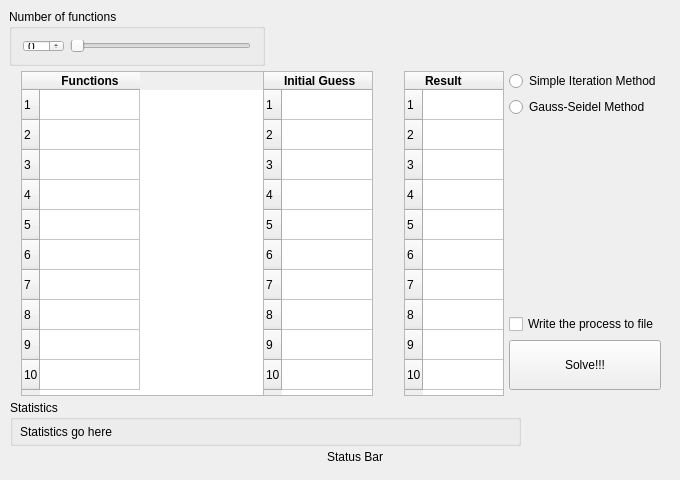
The window that Course Work OP/mainwindow.ui (hunter04d/Course-Work-OP) describes before a commit, drawn with Qt 5.
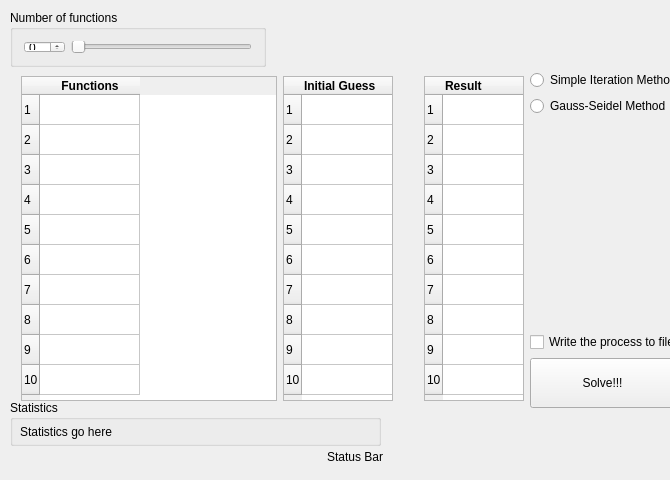
The same window after the commit.

What changed in the file:
```diff
--- a/Course Work OP/mainwindow.ui
+++ b/Course Work OP/mainwindow.ui
@@ -6,7 +6,7 @@
    <rect>
     <x>0</x>
     <y>0</y>
-    <width>680</width>
+    <width>670</width>
     <height>480</height>
    </rect>
   </property>
@@ -18,13 +18,13 @@
   </property>
   <property name="minimumSize">
    <size>
-    <width>680</width>
+    <width>670</width>
     <height>480</height>
    </size>
   </property>
   <property name="maximumSize">
    <size>
-    <width>680</width>
+    <width>670</width>
     <height>480</height>
    </size>
   </property>
@@ -35,8 +35,8 @@
    <widget class="QGroupBox" name="groupBox">
     <property name="geometry">
      <rect>
-      <x>9</x>
-      <y>9</y>
+      <x>10</x>
+      <y>10</y>
       <width>256</width>
       <height>57</height>
      </rect>
@@ -93,7 +93,7 @@
      <rect>
       <x>10</x>
       <y>400</y>
-      <width>511</width>
+      <width>371</width>
       <height>46</height>
      </rect>
     </property>
@@ -107,9 +107,9 @@
      <property name="geometry">
       <rect>
        <x>10</x>
-       <y>23</y>
-       <width>491</width>
-       <height>16</height>
+       <y>8</y>
+       <width>361</width>
+       <height>31</height>
       </rect>
      </property>
      <property name="sizePolicy">
@@ -161,28 +161,105 @@
     <property name="geometry">
      <rect>
       <x>10</x>
-      <y>60</y>
-      <width>662</width>
-      <height>341</height>
+      <y>70</y>
+      <width>719</width>
+      <height>342</height>
      </rect>
     </property>
-    <layout class="QHBoxLayout" name="horizontalLayout_4">
-     <property name="spacing">
-      <number>5</number>
-     </property>
+    <layout class="QGridLayout" name="gridLayout_2">
      <property name="sizeConstraint">
-      <enum>QLayout::SetDefaultConstraint</enum>
+      <enum>QLayout::SetFixedSize</enum>
      </property>
-     <item>
-      <layout class="QHBoxLayout" name="horizontalLayout_3">
+     <property name="topMargin">
+      <number>0</number>
+     </property>
+     <property name="horizontalSpacing">
+      <number>6</number>
+     </property>
+     <property name="verticalSpacing">
+      <number>0</number>
+     </property>
+     <item row="0" column="0">
+      <layout class="QGridLayout" name="gridLayout">
        <property name="sizeConstraint">
         <enum>QLayout::SetNoConstraint</enum>
        </property>
-       <item>
+       <property name="verticalSpacing">
+        <number>0</number>
+       </property>
+       <item row="0" column="2">
+        <widget class="QTableWidget" name="ResultsTable">
+         <property name="sizePolicy">
+          <sizepolicy hsizetype="Fixed" vsizetype="Fixed">
+           <horstretch>0</horstretch>
+           <verstretch>0</verstretch>
+          </sizepolicy>
+         </property>
+         <property name="minimumSize">
+          <size>
+           <width>100</width>
+           <height>325</height>
+          </size>
+         </property>
+         <property name="maximumSize">
+          <size>
+           <width>100</width>
+           <height>325</height>
+          </size>
+         </property>
+         <property name="styleSheet">
+          <string notr="true"/>
+         </property>
+         <property name="editTriggers">
+          <set>QAbstractItemView::NoEditTriggers</set>
+         </property>
+         <property name="selectionMode">
+          <enum>QAbstractItemView::NoSelection</enum>
+         </property>
+         <property name="rowCount">
+          <number>10</number>
+         </property>
+         <property name="columnCount">
+          <number>1</number>
+         </property>
+         <row>
+          <property name="text">
+           <string>1</string>
+          </property>
+         </row>
+         <row/>
+         <row/>
+         <row/>
+         <row/>
+         <row/>
+         <row/>
+         <row/>
+         <row/>
+         <row/>
+         <column>
+          <property name="text">
+           <string>Result</string>
+          </property>
+          <property name="font">
+           <font>
+            <weight>75</weight>
+            <bold>true</bold>
+           </font>
+          </property>
+          <property name="textAlignment">
+           <set>AlignLeading|AlignVCenter</set>
+          </property>
+         </column>
+        </widget>
+       </item>
+       <item row="0" column="0">
         <layout class="QHBoxLayout" name="horizontalLayout_2">
          <property name="sizeConstraint">
           <enum>QLayout::SetFixedSize</enum>
          </property>
+         <property name="topMargin">
+          <number>0</number>
+         </property>
          <item>
           <widget class="QTableWidget" name="FunctionsTable">
            <property name="sizePolicy">
@@ -203,6 +280,15 @@
              <height>16777215</height>
             </size>
            </property>
+           <property name="layoutDirection">
+            <enum>Qt::LeftToRight</enum>
+           </property>
+           <property name="verticalScrollBarPolicy">
+            <enum>Qt::ScrollBarAlwaysOff</enum>
+           </property>
+           <property name="horizontalScrollBarPolicy">
+            <enum>Qt::ScrollBarAlwaysOff</enum>
+           </property>
            <property name="alternatingRowColors">
             <bool>false</bool>
            </property>
@@ -309,7 +395,7 @@
          </item>
         </layout>
        </item>
-       <item>
+       <item row="0" column="1">
         <spacer name="horizontalSpacer">
          <property name="orientation">
           <enum>Qt::Horizontal</enum>
@@ -325,77 +411,18 @@
          </property>
         </spacer>
        </item>
-       <item>
-        <widget class="QTableWidget" name="ResultsTable">
-         <property name="sizePolicy">
-          <sizepolicy hsizetype="Fixed" vsizetype="Fixed">
-           <horstretch>0</horstretch>
-           <verstretch>0</verstretch>
-          </sizepolicy>
-         </property>
-         <property name="minimumSize">
-          <size>
-           <width>100</width>
-           <height>325</height>
-          </size>
-         </property>
-         <property name="maximumSize">
-          <size>
-           <width>100</width>
-           <height>325</height>
-          </size>
-         </property>
-         <property name="styleSheet">
-          <string notr="true"/>
-         </property>
-         <property name="editTriggers">
-          <set>QAbstractItemView::NoEditTriggers</set>
-         </property>
-         <property name="selectionMode">
-          <enum>QAbstractItemView::NoSelection</enum>
-         </property>
-         <property name="rowCount">
-          <number>10</number>
-         </property>
-         <property name="columnCount">
-          <number>1</number>
-         </property>
-         <row>
-          <property name="text">
-           <string>1</string>
-          </property>
-         </row>
-         <row/>
-         <row/>
-         <row/>
-         <row/>
-         <row/>
-         <row/>
-         <row/>
-         <row/>
-         <row/>
-         <column>
-          <property name="text">
-           <string>Result</string>
-          </property>
-          <property name="font">
-           <font>
-            <weight>75</weight>
-            <bold>true</bold>
-           </font>
-          </property>
-          <property name="textAlignment">
-           <set>AlignLeading|AlignVCenter</set>
-          </property>
-         </column>
-        </widget>
-       </item>
       </layout>
      </item>
-     <item>
+     <item row="0" column="1">
       <layout class="QVBoxLayout" name="verticalLayout_2">
        <item>
         <layout class="QVBoxLayout" name="verticalLayout">
+         <property name="spacing">
+          <number>6</number>
+         </property>
+         <property name="bottomMargin">
+          <number>0</number>
+         </property>
          <item>
           <widget class="QRadioButton" name="SIMButton">
            <property name="text">
@@ -436,14 +463,14 @@
          <item>
           <widget class="QPushButton" name="SolvePushButton">
            <property name="sizePolicy">
-            <sizepolicy hsizetype="Preferred" vsizetype="Fixed">
+            <sizepolicy hsizetype="Fixed" vsizetype="Fixed">
              <horstretch>0</horstretch>
              <verstretch>0</verstretch>
             </sizepolicy>
            </property>
            <property name="minimumSize">
             <size>
-             <width>0</width>
+             <width>145</width>
              <height>50</height>
             </size>
            </property>
```
Left out of the diff: 6 changed lines with no effect on the pictures.
